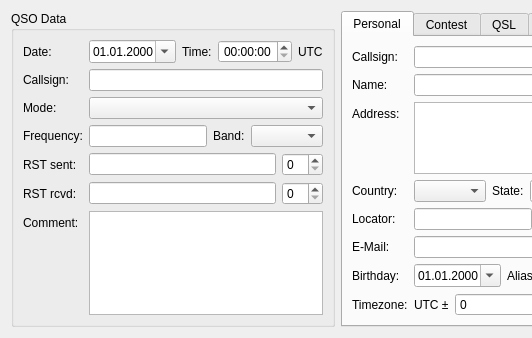
The window that src/plugins/logbook/logbookentrywidget.ui (Norman0406/LISA) describes before a commit, drawn with Qt 5; both pictures show x 0 to 532 and y 0 to 338 of the 974 by 338 pixel window.
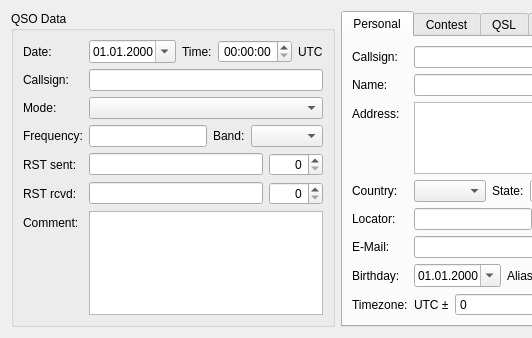
The same window after the commit. Custom widgets are drawn as their Qt base class.

Commit message: added RST spinbox

```diff
--- a/src/plugins/logbook/logbookentrywidget.ui
+++ b/src/plugins/logbook/logbookentrywidget.ui
@@ -188,7 +188,20 @@
          <widget class="QLineEdit" name="lineEdit_QSO_RstSent"/>
         </item>
         <item>
-         <widget class="QSpinBox" name="spinBox_QSO_SentNumber"/>
+         <widget class="Logbook::Internal::SpinBoxRST" name="spinBox_QSO_SentNumber">
+          <property name="alignment">
+           <set>Qt::AlignRight|Qt::AlignTrailing|Qt::AlignVCenter</set>
+          </property>
+          <property name="showGroupSeparator" stdset="0">
+           <bool>false</bool>
+          </property>
+          <property name="prefix">
+           <string/>
+          </property>
+          <property name="maximum">
+           <number>9999</number>
+          </property>
+         </widget>
         </item>
        </layout>
       </item>
@@ -221,6 +234,12 @@
             <height>0</height>
            </size>
           </property>
+          <property name="alignment">
+           <set>Qt::AlignRight|Qt::AlignTrailing|Qt::AlignVCenter</set>
+          </property>
+          <property name="maximum">
+           <number>9999</number>
+          </property>
          </widget>
         </item>
        </layout>
@@ -753,6 +772,13 @@
    </item>
   </layout>
  </widget>
+ <customwidgets>
+  <customwidget>
+   <class>Logbook::Internal::SpinBoxRST</class>
+   <extends>QSpinBox</extends>
+   <header>logbook/spinboxrst.h</header>
+  </customwidget>
+ </customwidgets>
  <resources/>
  <connections/>
 </ui>
```
Left out of the diff: 2 changed lines with no effect on the pictures. The commit also changes 4 other files.
